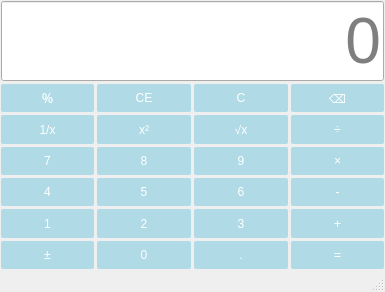
Qt form mainwindow.ui (pan-522401/Qt-Lab1) before a commit.
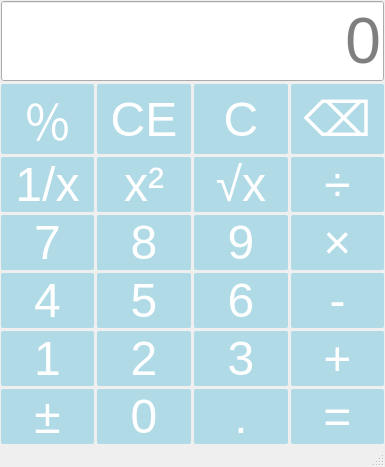
The same form after that commit.

Commit message: 实现计算器键盘事件处理，支持键盘按键输入

What changed in the file:
```diff
--- a/mainwindow.ui
+++ b/mainwindow.ui
@@ -22,7 +22,7 @@
   <property name="styleSheet">
    <string notr="true">QPushButton{
    background-color: rgb(175,218,230);
-   front-size: 60pt;
+   font-size: 36pt;
    color: white;
    border-radius: 2px;
 }
```
Left out of the diff: 2 changed lines with no effect on the pictures. The commit also changes 2 other files.
